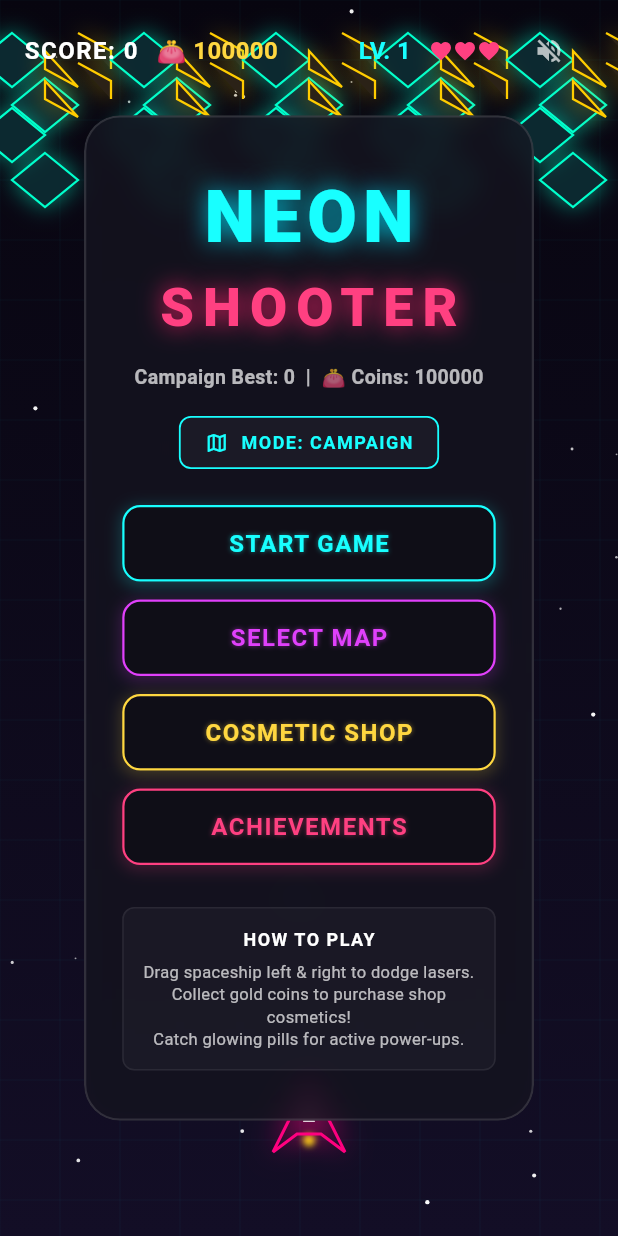
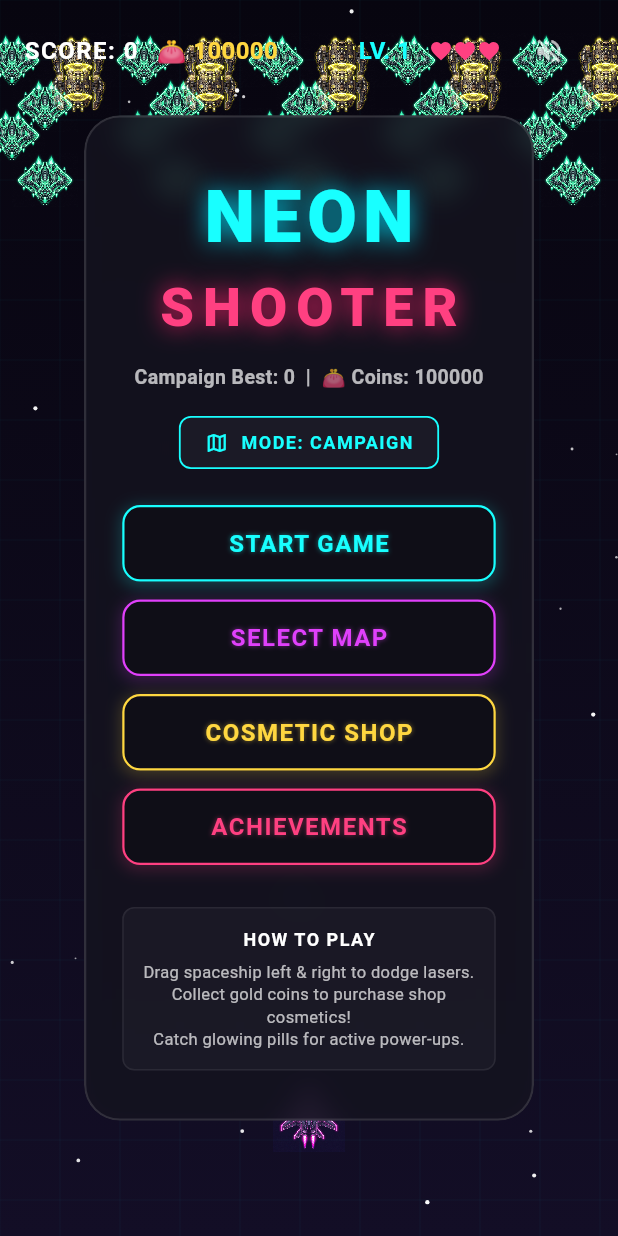
Before and after one commit to zendF1/neon-space-shooter, a Flutter app: the screen it shows after launch, after a tap on the "volume up" icon, after a tap on "MODE: CAMPAIGN", after a tap on "MODE: ENDLESS", on a phone screen of 412 x 824 dp. Run offline on Flutter 3.47's test engine with Material 3 defaults, Android fonts, the phone set to English and light mode, and no system bars; our stand-ins replace audioplayers, shared_preferences; Roboto replaces fonts that are missing (Outfit).

Commit message:
Fix: Remove mock checkerboard backgrounds from AI sprites and rotate bullets dynamically along their velocity vectors

```diff
--- a/lib/game/game_manager.dart
+++ b/lib/game/game_manager.dart
@@ -230,9 +230,20 @@
         int r = pixels[i];
         int g = pixels[i + 1];
         int b = pixels[i + 2];
-        // Make very dark background pixels completely transparent (RGB < 55)
+
+        // 1. Key out dark pixels (dark obsidian stone or singularity centre)
         if (r < 55 && g < 55 && b < 55) {
           pixels[i + 3] = 0; // Alpha = 0
+          continue;
+        }
+
+        // 2. Key out mock checkerboard pattern (grayscale pixels that are light/medium grey or white)
+        int maxVal = math.max(r, math.max(g, b));
+        int minVal = math.min(r, math.min(g, b));
+        if (maxVal - minVal < 12) {
+          if (maxVal > 50) {
+            pixels[i + 3] = 0; // Make transparent!
+          }
         }
       }
 
--- a/lib/game/views/game_painter.dart
+++ b/lib/game/views/game_painter.dart
@@ -267,6 +267,12 @@
   void _drawLasers(Canvas canvas) {
     // Player bullets
     for (var laser in manager.laserBullets) {
+      canvas.save();
+      canvas.translate(laser.position.dx, laser.position.dy);
+      // Rotate bullet to align with its velocity vector
+      double angle = math.atan2(laser.velocity.dy, laser.velocity.dx) + math.pi / 2;
+      canvas.rotate(angle);
+
       if (manager.spritesLoaded && manager.spriteImages.containsKey('bullet_player')) {
         final ui.Image? img = manager.spriteImages['bullet_player'];
         if (img != null) {
@@ -276,7 +282,7 @@
             img,
             Rect.fromLTWH(0, 0, img.width.toDouble(), img.height.toDouble()),
             Rect.fromCenter(
-              center: laser.position,
+              center: Offset.zero,
               width: drawW,
               height: drawH,
             ),
@@ -284,7 +290,8 @@
           );
         }
       } else {
-        Rect drawRect = Rect.fromCenter(center: laser.position, width: laser.width * 2.0, height: laser.height * 2.0);
+        // Fallback: draw 2x larger vector bullets
+        Rect drawRect = Rect.fromCenter(center: Offset.zero, width: laser.width * 2.0, height: laser.height * 2.0);
         _bulletPaint.color = laser.color;
         _glowPaint.color = laser.glowColor;
         _glowPaint.maskFilter = const MaskFilter.blur(BlurStyle.normal, 6.0);
@@ -298,10 +305,17 @@
           _bulletPaint,
         );
       }
+      canvas.restore();
     }
 
     // Enemy bullets
     for (var laser in manager.enemyLasers) {
+      canvas.save();
+      canvas.translate(laser.position.dx, laser.position.dy);
+      // Rotate bullet to align with its velocity vector
+      double angle = math.atan2(laser.velocity.dy, laser.velocity.dx) + math.pi / 2;
+      canvas.rotate(angle);
+
       if (manager.spritesLoaded && manager.spriteImages.containsKey('bullet_enemy')) {
         final ui.Image? img = manager.spriteImages['bullet_enemy'];
         if (img != null) {
@@ -311,7 +325,7 @@
             img,
             Rect.fromLTWH(0, 0, img.width.toDouble(), img.height.toDouble()),
             Rect.fromCenter(
-              center: laser.position,
+              center: Offset.zero,
               width: drawW,
               height: drawH,
             ),
@@ -319,20 +333,22 @@
           );
         }
       } else {
-        Rect drawRect = Rect.fromCenter(center: laser.position, width: laser.width * 2.0, height: laser.height * 2.0);
+        // Fallback: draw 2x larger vector bullets
+        Rect drawRect = Rect.fromCenter(center: Offset.zero, width: laser.width * 2.0, height: laser.height * 2.0);
         _bulletPaint.color = laser.color;
         _glowPaint.color = laser.glowColor;
         _glowPaint.maskFilter = const MaskFilter.blur(BlurStyle.normal, 6.0);
         canvas.drawRect(drawRect, _glowPaint);
         canvas.drawRect(drawRect, _bulletPaint);
 
-        // Core brightness
+        // Core white brightness
         _bulletPaint.color = Colors.white;
         canvas.drawRect(
           Rect.fromLTWH(drawRect.left + 2, drawRect.top, drawRect.width - 4, drawRect.height),
           _bulletPaint,
         );
       }
+      canvas.restore();
     }
   }
 
```
